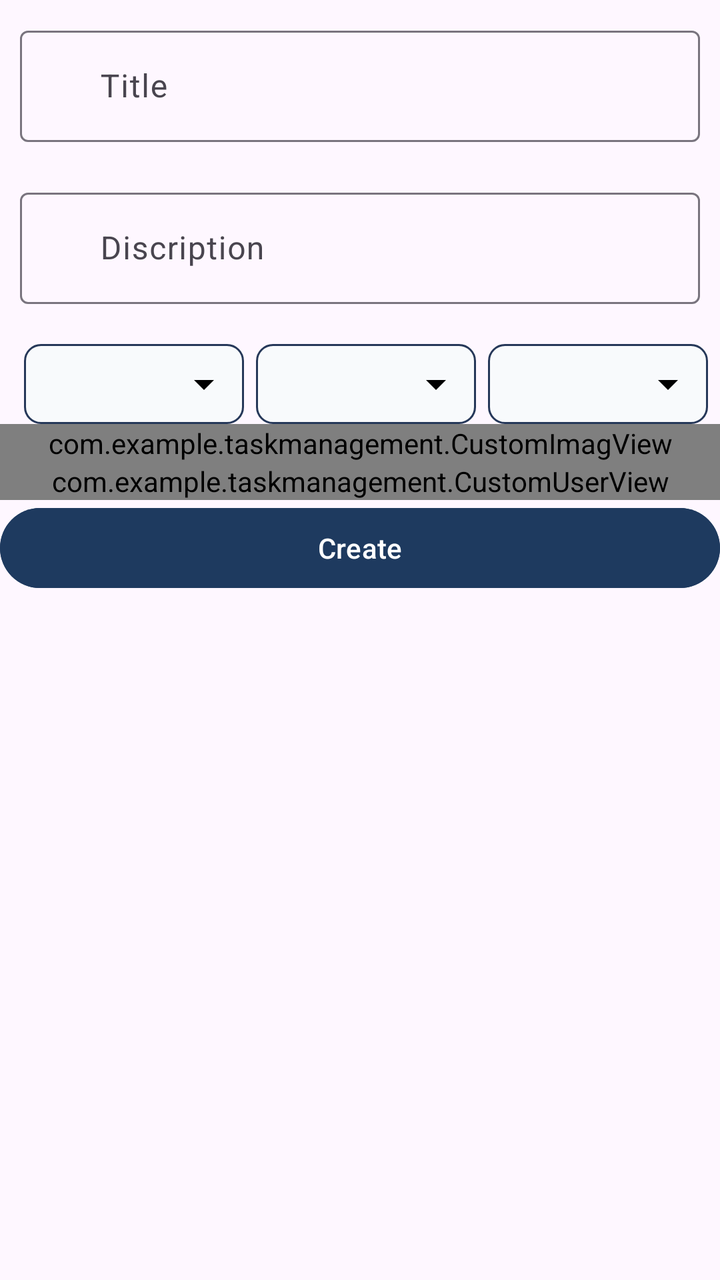
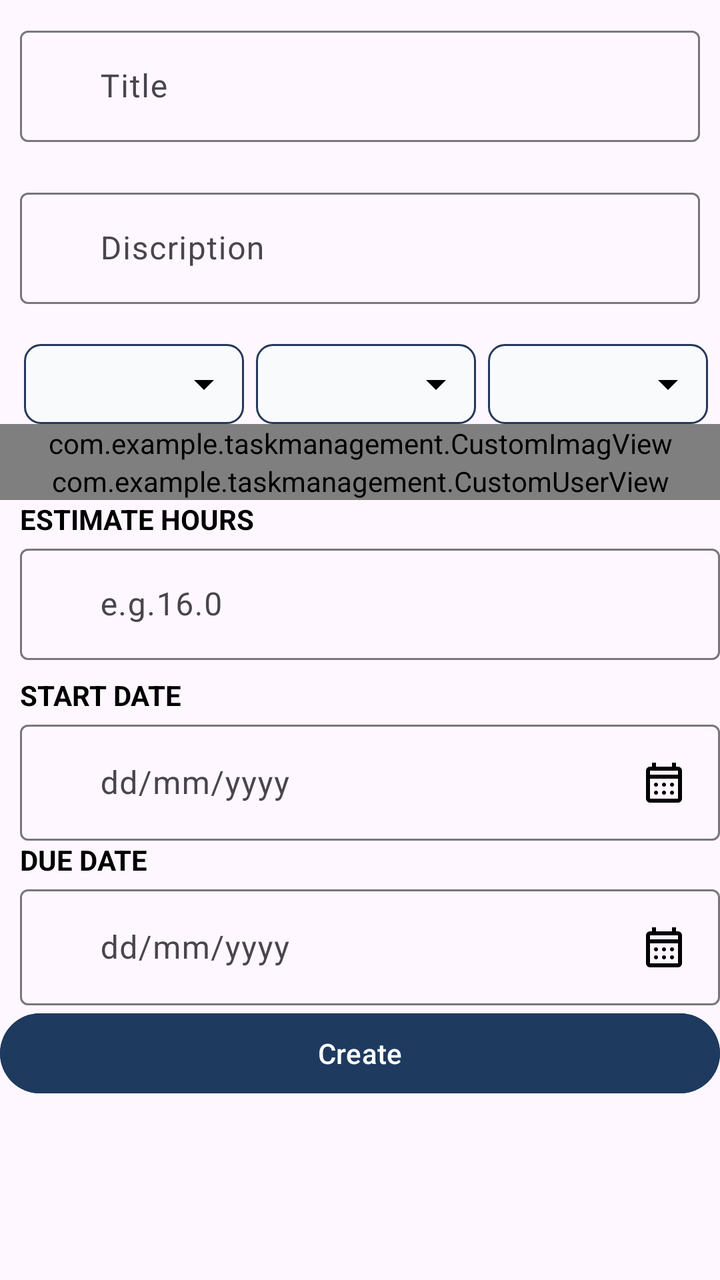

Screens rendered from an Android XML layout before and after an edit, with the pre-edit source and the edit as a unified diff.
<!-- AndroidManifest.xml: application theme Theme.TaskManagement -->
<!-- res/layout/fragment_task.xml -->
<?xml version="1.0" encoding="utf-8"?>
<layout xmlns:android="http://schemas.android.com/apk/res/android"
    xmlns:tools="http://schemas.android.com/tools"
    xmlns:app="http://schemas.android.com/apk/res-auto">

    <data>

    </data>
<ScrollView
    android:layout_width="match_parent"
    android:layout_height="wrap_content">
    <LinearLayout
        android:layout_width="match_parent"
        android:layout_height="match_parent"
        android:orientation="vertical"
        tools:context=".TaskFragment">


        <com.google.android.material.textfield.TextInputLayout

            style="@style/Widget.Material3.TextInputLayout.OutlinedBox"
            android:id="@+id/title"
            android:layout_width="match_parent"
            android:layout_height="wrap_content"
            android:layout_margin="10dp"

            android:hint="Title">

            <com.google.android.material.textfield.TextInputEditText
                android:layout_width="match_parent"
                android:layout_height="wrap_content"
                android:paddingStart="40dp"/>
        </com.google.android.material.textfield.TextInputLayout>
        <LinearLayout
            android:id="@+id/Loader"
            android:orientation="vertical"
            android:layout_width="match_parent"
            android:visibility="gone"
            android:layout_height="wrap_content">
            <ProgressBar
                android:layout_width="match_parent"
                android:layout_height="wrap_content">

            </ProgressBar>
            <TextView
                android:gravity="center"
                android:text="Loading.."
                android:layout_width="match_parent"
                android:layout_height="wrap_content"/>
        </LinearLayout>
        <com.google.android.material.textfield.TextInputLayout
            style="@style/Widget.Material3.TextInputLayout.OutlinedBox"
            android:id="@+id/discription"
            android:layout_width="match_parent"
            android:layout_height="wrap_content"
            android:layout_margin="10dp"

            android:hint="Discription">

            <com.google.android.material.textfield.TextInputEditText
                android:layout_width="match_parent"
                android:layout_height="wrap_content"
                android:paddingStart="40dp"/>
        </com.google.android.material.textfield.TextInputLayout>
        <LinearLayout
            android:layout_width="match_parent"
            android:layout_height="wrap_content"
            android:orientation="horizontal"
            android:weightSum="3"
            android:paddingStart="6dp"
            android:paddingEnd="6dp">
            <FrameLayout
                android:layout_width="0dp"
                android:layout_height="40dp"
                android:layout_weight="1"
                android:layout_marginStart="6dp"
                android:layout_marginTop="10dp">

                <Spinner
                    android:id="@+id/spinner"
                    android:layout_width="match_parent"
                    android:layout_height="match_parent"
                    android:background="@drawable/spinner_bg"
                    android:spinnerMode="dropdown"
                    android:paddingStart="8dp"
                    android:paddingEnd="24dp"/>



            </FrameLayout>
            <FrameLayout
                android:layout_width="0dp"
                android:layout_height="40dp"
                android:layout_weight="1"
                android:layout_marginStart="6dp"
                android:layout_marginTop="10dp">

                <Spinner
                    android:id="@+id/categoryspinner"
                    android:layout_width="match_parent"
                    android:layout_height="match_parent"
                    android:background="@drawable/spinner_bg"
                    android:spinnerMode="dropdown"
                    android:paddingStart="8dp"
                    android:paddingEnd="24dp"/>



            </FrameLayout>
            <FrameLayout
                android:layout_width="0dp"
                android:layout_height="40dp"
                android:layout_weight="1"
                android:layout_marginStart="6dp"
                android:layout_marginTop="10dp">

                <Spinner
                    android:id="@+id/periorityspinner"
                    android:layout_width="match_parent"
                    android:layout_height="match_parent"
                    android:background="@drawable/spinner_bg"
                    android:spinnerMode="dropdown"
                    android:paddingStart="8dp"
                    android:paddingEnd="24dp"/>



            </FrameLayout>
        </LinearLayout>
        <com.example.taskmanagement.CustomImagView
            android:id="@+id/customImageView"
            android:layout_width="match_parent"
            android:layout_height="wrap_content">

        </com.example.taskmanagement.CustomImagView>
       <com.example.taskmanagement.CustomUserView
           android:id="@+id/customUser"
           android:layout_width="match_parent"
           android:layout_height="wrap_content">

       </com.example.taskmanagement.CustomUserView>
        <Button
            android:id="@+id/savebtn"
            android:textColor="@color/white"
            android:text="Create"
            android:layout_gravity="center"
            android:backgroundTint="@color/darknavey"
            android:layout_width="match_parent"
            android:layout_height="wrap_content"/>
    </LinearLayout>
</ScrollView>

</layout>
<!-- resources referenced by this layout -->
<resources>
  <color name="darknavey">#1E3A5F</color>
  <color name="white">#FFFFFFFF</color>
  <!-- drawable spinner_bg (drawable) -->
  <?xml version="1.0" encoding="utf-8"?>
  <layer-list xmlns:android="http://schemas.android.com/apk/res/android">
  
      <item>
          <shape android:shape="rectangle">
              <solid android:color="@color/grey" />
              <corners android:radius="8dp" />
              <stroke
                  android:width="1dp"
                  android:color="#263859" />
          </shape>
      </item>
  
      <item
          android:drawable="@drawable/outline_arrow_drop_down_24"
          android:gravity="end|center_vertical"
          android:right="8dp" />
  
  </layer-list>
  <style name="Theme.TaskManagement" parent="Base.Theme.TaskManagement" />
  <color name="grey">#F8FAFC</color>
  <!-- drawable outline_arrow_drop_down_24 (drawable) -->
  <vector xmlns:android="http://schemas.android.com/apk/res/android" android:height="24dp" android:tint="#000000" android:viewportHeight="960" android:viewportWidth="960" android:width="24dp">
        
      <path android:fillColor="@android:color/white" android:pathData="M480,600L280,400L680,400L480,600Z"/>
      
  </vector>
  <style name="Base.Theme.TaskManagement" parent="Theme.Material3.DayNight.NoActionBar">
          
          
      </style>
</resources>

<!-- the commit's change to res/layout/fragment_task.xml (unified diff, before → after) -->
@@ -76,16 +76,15 @@
                 android:layout_marginStart="6dp"
                 android:layout_marginTop="10dp">
 
-                <Spinner
-                    android:id="@+id/spinner"
-                    android:layout_width="match_parent"
-                    android:layout_height="match_parent"
-                    android:background="@drawable/spinner_bg"
-                    android:spinnerMode="dropdown"
-                    android:paddingStart="8dp"
-                    android:paddingEnd="24dp"/>
-
-
+              
+<Spinner
+    android:id="@+id/team"
+    android:layout_width="match_parent"
+    android:layout_height="match_parent"
+    android:background="@drawable/spinner_bg"
+    android:spinnerMode="dropdown"
+    android:paddingStart="8dp"
+    android:paddingEnd="24dp"/>
 
             </FrameLayout>
             <FrameLayout
@@ -139,6 +138,76 @@
            android:layout_height="wrap_content">
 
        </com.example.taskmanagement.CustomUserView>
+        <TextView
+            android:text="ESTIMATE HOURS"
+            android:textStyle="bold"
+            android:textColor="@color/black"
+            android:layout_marginLeft="10dp"
+            android:layout_width="match_parent"
+            android:layout_height="wrap_content"/>
+        <com.google.android.material.textfield.TextInputLayout
+            style="@style/Widget.Material3.TextInputLayout.OutlinedBox"
+            android:id="@+id/hours"
+            android:layout_width="match_parent"
+            android:layout_height="wrap_content"
+          android:layout_marginLeft="10dp"
+
+            android:hint="e.g.16.0">
+
+            <com.google.android.material.textfield.TextInputEditText
+                android:layout_width="match_parent"
+                android:layout_height="wrap_content"
+                android:inputType="number"
+                android:paddingStart="40dp"/>
+        </com.google.android.material.textfield.TextInputLayout>
+        <TextView
+            android:text="START DATE"
+            android:textColor="@color/black"
+            android:textStyle="bold"
+            android:layout_marginLeft="10dp"
+            android:layout_marginTop="8dp"
+            android:layout_width="match_parent"
+            android:layout_height="wrap_content"/>
+        <com.google.android.material.textfield.TextInputLayout
+            style="@style/Widget.Material3.TextInputLayout.OutlinedBox"
+
+            android:layout_width="match_parent"
+            android:layout_height="wrap_content"
+          android:layout_marginLeft="10dp"
+            android:hint="dd/mm/yyyy"
+            >
+
+            <com.google.android.material.textfield.TextInputEditText
+                android:id="@+id/startDate"
+                android:layout_width="match_parent"
+                android:layout_height="wrap_content"
+                android:paddingStart="40dp"
+              android:drawableEnd="@drawable/outline_calendar_month_24" />
+        </com.google.android.material.textfield.TextInputLayout>
+        <TextView
+            android:textStyle="bold"
+            android:text="DUE DATE"
+            android:textColor="@color/black"
+            android:layout_marginLeft="10dp"
+            android:layout_width="match_parent"
+            android:layout_height="wrap_content"/>
+        <com.google.android.material.textfield.TextInputLayout
+            style="@style/Widget.Material3.TextInputLayout.OutlinedBox"
+
+            android:layout_width="match_parent"
+            android:layout_height="wrap_content"
+            android:layout_marginLeft="10dp"
+
+            android:hint="dd/mm/yyyy">
+
+            <com.google.android.material.textfield.TextInputEditText
+                android:id="@+id/dueDate"
+                android:layout_width="match_parent"
+                android:layout_height="wrap_content"
+                android:paddingStart="40dp"
+                android:drawableEnd="@drawable/outline_calendar_month_24"/>
+        </com.google.android.material.textfield.TextInputLayout>
+
         <Button
             android:id="@+id/savebtn"
             android:textColor="@color/white"
<!-- resource entries referenced after the edit -->
@@ -1,7 +1,14 @@
 <!-- resources referenced by this layout -->
 <resources>
+  <color name="black">#FF000000</color>
   <color name="darknavey">#1E3A5F</color>
   <color name="white">#FFFFFFFF</color>
+  <!-- drawable outline_calendar_month_24 (drawable) -->
+  <vector xmlns:android="http://schemas.android.com/apk/res/android" android:height="24dp" android:tint="#000000" android:viewportHeight="960" android:viewportWidth="960" android:width="24dp">
+        
+      <path android:fillColor="@android:color/white" android:pathData="M200,880Q167,880 143.5,856.5Q120,833 120,800L120,240Q120,207 143.5,183.5Q167,160 200,160L240,160L240,80L320,80L320,160L640,160L640,80L720,80L720,160L760,160Q793,160 816.5,183.5Q840,207 840,240L840,800Q840,833 816.5,856.5Q793,880 760,880L200,880ZM200,800L760,800Q760,800 760,800Q760,800 760,800L760,400L200,400L200,800Q200,800 200,800Q200,800 200,800ZM200,320L760,320L760,240Q760,240 760,240Q760,240 760,240L200,240Q200,240 200,240Q200,240 200,240L200,320ZM200,320L200,240Q200,240 200,240Q200,240 200,240L200,240Q200,240 200,240Q200,240 200,240L200,320ZM480,560Q463,560 451.5,548.5Q440,537 440,520Q440,503 451.5,491.5Q463,480 480,480Q497,480 508.5,491.5Q520,503 520,520Q520,537 508.5,548.5Q497,560 480,560ZM291.5,548.5Q280,537 280,520Q280,503 291.5,491.5Q303,480 320,480Q337,480 348.5,491.5Q360,503 360,520Q360,537 348.5,548.5Q337,560 320,560Q303,560 291.5,548.5ZM640,560Q623,560 611.5,548.5Q600,537 600,520Q600,503 611.5,491.5Q623,480 640,480Q657,480 668.5,491.5Q680,503 680,520Q680,537 668.5,548.5Q657,560 640,560ZM480,720Q463,720 451.5,708.5Q440,697 440,680Q440,663 451.5,651.5Q463,640 480,640Q497,640 508.5,651.5Q520,663 520,680Q520,697 508.5,708.5Q497,720 480,720ZM291.5,708.5Q280,697 280,680Q280,663 291.5,651.5Q303,640 320,640Q337,640 348.5,651.5Q360,663 360,680Q360,697 348.5,708.5Q337,720 320,720Q303,720 291.5,708.5ZM640,720Q623,720 611.5,708.5Q600,697 600,680Q600,663 611.5,651.5Q623,640 640,640Q657,640 668.5,651.5Q680,663 680,680Q680,697 668.5,708.5Q657,720 640,720Z"/>
+      
+  </vector>
   <!-- drawable spinner_bg (drawable) -->
   <?xml version="1.0" encoding="utf-8"?>
   <layer-list xmlns:android="http://schemas.android.com/apk/res/android">
